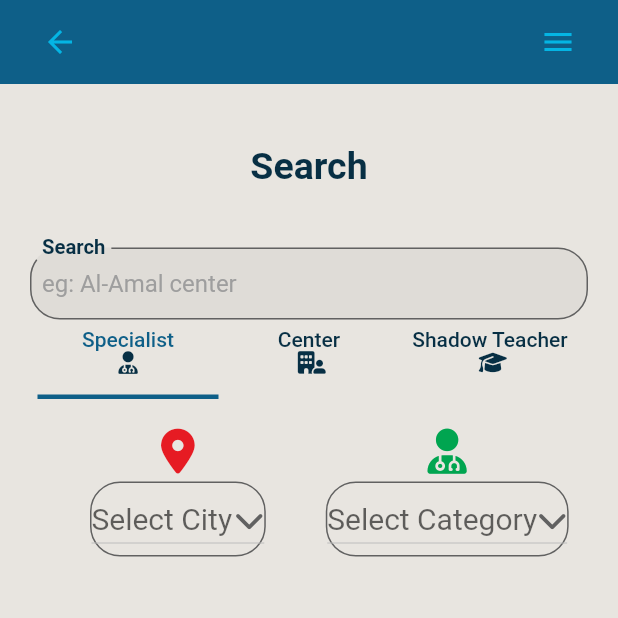
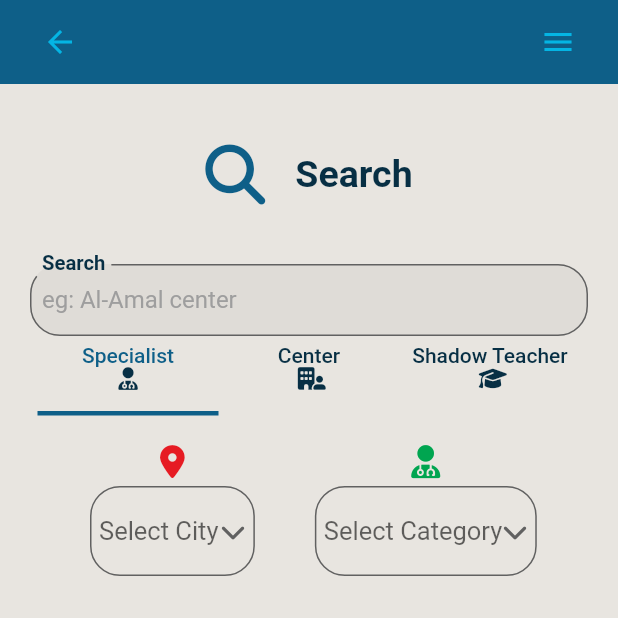
Before and after one commit to AsmaaSaleh1/Spectrum-speak, a Flutter app: the screen it shows after launch, on a phone screen of 412 x 824 dp, the top half of it. Run offline on Flutter 3.47's test engine with Material 2 defaults, Android fonts, the phone set to English and light mode, and no system bars; our stand-ins replace circular_profile_avatar, font_awesome_flutter, google_fonts; Roboto replaces fonts that are missing (Tinos).

Commit message:
A small modification to the search page.

```diff
--- a/lib/screen/search_page.dart
+++ b/lib/screen/search_page.dart
@@ -1,4 +1,5 @@
 import 'package:flutter/material.dart';
+import 'package:font_awesome_flutter/font_awesome_flutter.dart';
 
 
 import '../const.dart';
@@ -33,13 +34,24 @@ class _CentersState extends State<Centers> {
               Center(
                 child: Padding(
                   padding: const EdgeInsets.only(top: 20, bottom: 40),
-                  child: Text(
+                  child: Row(
+                    mainAxisAlignment: MainAxisAlignment.center,
+                    children: [
+                      const Icon(
+                        FontAwesomeIcons.magnifyingGlass,
+                        size: 40.0,
+                        color: kDarkBlue,
+                      ),
+                      const SizedBox(width: 20,),
+                      Text(
                         "Search",
                         style: TextStyle(
                           fontSize: 25.0,
                           fontWeight: FontWeight.bold,
                           color: kDarkerColor,
                         ),
+                      ),
+                    ],
                   ),
                 ),
               ),
--- a/lib/units/build_drop_down_menu.dart
+++ b/lib/units/build_drop_down_menu.dart
@@ -42,7 +42,7 @@ class _CustomDropDownState extends State<CustomDropDown> {
           style: TextStyle(
             color: kDarkerColor,
             fontFamily: GoogleFonts.tinos().fontFamily,
-            fontSize: 20,
+            fontSize: 17,
           ),
           hint: widget.hint != null ? Text(widget.hint!) : null,
           onChanged: (String? value) {
@@ -55,10 +55,12 @@ class _CustomDropDownState extends State<CustomDropDown> {
                     child: Text(item),
                   ))
               .toList(),
-          iconSize: 20,
+          iconSize: 17,
           borderRadius: BorderRadius.circular(20.0),
           menuMaxHeight: 250,
           focusColor: kPrimary,
+          padding: const EdgeInsets.all(5),//textPadding
+          underline:Container(),//Hide the underline
         ),
       ),
     );
--- a/lib/units/build_tab.dart
+++ b/lib/units/build_tab.dart
@@ -167,7 +167,7 @@ class _MyTabState extends State<MyTab> {
                                       padding: EdgeInsets.only(left: 10,top: 20,right: 10,bottom: 0),
                                       child: Icon(
                                         FontAwesomeIcons.locationDot,
-                                        size: 30.0,
+                                        size: 22.0,
                                         color: kRed,
                                       ),
                                     ),
@@ -201,7 +201,7 @@ class _MyTabState extends State<MyTab> {
                                       padding: EdgeInsets.only(left: 10,top: 20,right: 10,bottom: 0),
                                       child: Icon(
                                         FontAwesomeIcons.userDoctor,
-                                        size: 30.0,
+                                        size: 22.0,
                                         color: kGreen,
                                       ),
                                     ),
@@ -248,7 +248,7 @@ class _MyTabState extends State<MyTab> {
                                   padding: EdgeInsets.only(left: 10,top: 20,right: 10,bottom: 0),
                                   child: Icon(
                                     FontAwesomeIcons.locationDot,
-                                    size: 30.0,
+                                    size: 22.0,
                                     color: kRed,
                                   ),
                                 ),
@@ -302,7 +302,7 @@ class _MyTabState extends State<MyTab> {
                                       padding: EdgeInsets.only(left: 10,top: 20,right: 10,bottom: 0),
                                       child: Icon(
                                         FontAwesomeIcons.locationDot,
-                                        size: 30.0,
+                                        size: 22.0,
                                         color: kRed,
                                       ),
                                     ),
@@ -336,7 +336,7 @@ class _MyTabState extends State<MyTab> {
                                       padding: EdgeInsets.only(left: 10,top: 20,right: 10,bottom: 0),
                                       child: Icon(
                                         FontAwesomeIcons.venusMars,
-                                        size: 30.0,
+                                        size: 22.0,
                                         color: kBlue,
                                       ),
                                     ),
--- a/lib/widgets/card_shadow_teacher.dart
+++ b/lib/widgets/card_shadow_teacher.dart
@@ -1,9 +1,6 @@
 import 'package:circular_profile_avatar/circular_profile_avatar.dart';
 import 'package:flutter/material.dart';
 import 'package:font_awesome_flutter/font_awesome_flutter.dart';
-import 'package:cupertino_icons/cupertino_icons.dart';
-import 'package:unicons/unicons.dart';
-import 'package:iconsax/iconsax.dart';
 import 'package:spectrum_speak/const.dart';
 import 'package:spectrum_speak/units/custom_clipper_shadow_teacher.dart';
 
```
Lines whose indentation alone changed are shown as unchanged.
